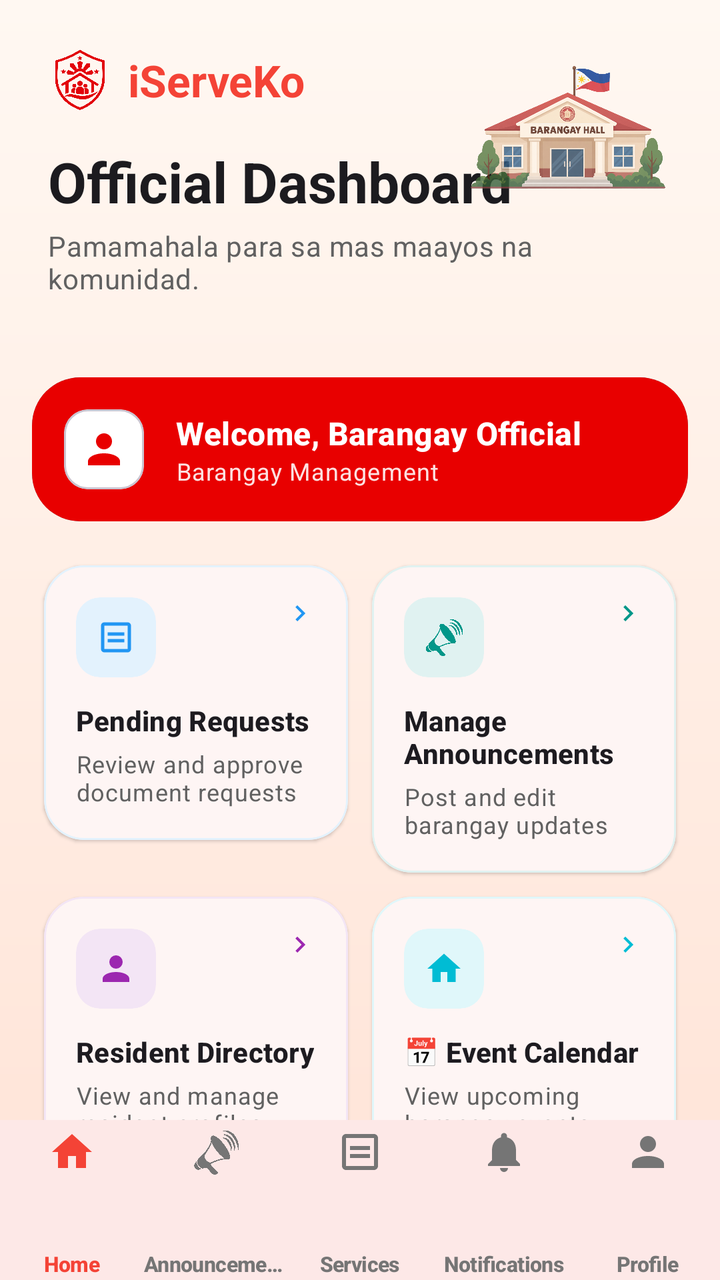
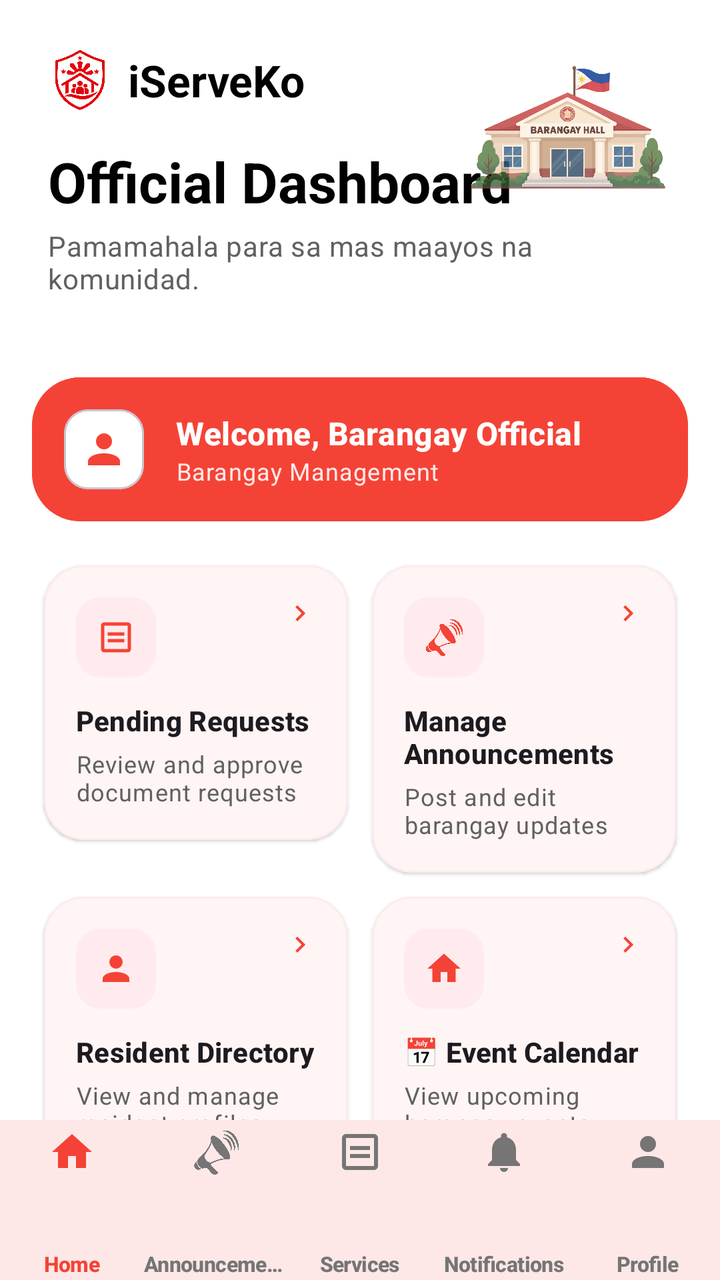

Two renders of the same Android screen: before a commit and after it. Below are the layout's source before the change and the commit's diff.
<!-- AndroidManifest.xml: application theme Theme.IServeKo -->
<!-- res/layout/activity_official_dashboard.xml -->
<?xml version="1.0" encoding="utf-8"?>
<androidx.coordinatorlayout.widget.CoordinatorLayout xmlns:android="http://schemas.android.com/apk/res/android"
    xmlns:app="http://schemas.android.com/apk/res-auto"
    xmlns:tools="http://schemas.android.com/tools"
    android:id="@+id/main"
    android:layout_width="match_parent"
    android:layout_height="match_parent"
    android:background="@drawable/designbrg_v2"
    tools:context=".OfficialDashboardActivity">

    <com.google.android.material.appbar.AppBarLayout
        android:layout_width="match_parent"
        android:layout_height="wrap_content"
        android:background="@android:color/transparent"
        app:elevation="0dp"
        app:liftOnScroll="false">

        <RelativeLayout
            android:layout_width="match_parent"
            android:layout_height="wrap_content"
            android:padding="24dp">

            <LinearLayout
                android:layout_width="wrap_content"
                android:layout_height="wrap_content"
                android:layout_alignParentStart="true"
                android:orientation="vertical">

                <LinearLayout
                    android:layout_width="wrap_content"
                    android:layout_height="wrap_content"
                    android:gravity="center_vertical"
                    android:orientation="horizontal">

                    <ImageView
                        android:layout_width="32dp"
                        android:layout_height="32dp"
                        android:src="@drawable/iserveko_logo"
                        tools:ignore="ContentDescription" />

                    <TextView
                        android:layout_width="wrap_content"
                        android:layout_height="wrap_content"
                        android:layout_marginStart="8dp"
                        android:text="@string/iserveko"
                        android:textAppearance="@style/TextAppearance.Material3.TitleLarge"
                        android:textColor="@color/dash_red"
                        android:textStyle="bold" />
                </LinearLayout>

                <TextView
                    android:layout_width="wrap_content"
                    android:layout_height="wrap_content"
                    android:layout_marginTop="16dp"
                    android:text="@string/official_dashboard"
                    android:textAppearance="@style/TextAppearance.Material3.HeadlineMedium"
                    android:textColor="@color/onSurface"
                    android:textStyle="bold" />

                <TextView
                    android:layout_width="wrap_content"
                    android:layout_height="wrap_content"
                    android:layout_marginTop="4dp"
                    android:text="@string/official_subtitle"
                    android:textAppearance="@style/TextAppearance.Material3.BodyMedium"
                    android:textColor="@color/onSurfaceVariant" />
            </LinearLayout>

            <ImageView
                android:layout_width="100dp"
                android:layout_height="80dp"
                android:layout_alignParentEnd="true"
                android:layout_marginEnd="2dp"
                android:alpha="0.8"
                android:src="@drawable/barang"
                tools:ignore="ContentDescription" />

        </RelativeLayout>

    </com.google.android.material.appbar.AppBarLayout>

    <androidx.core.widget.NestedScrollView
        android:layout_width="match_parent"
        android:layout_height="match_parent"
        app:layout_behavior="@string/appbar_scrolling_view_behavior">

        <LinearLayout
            android:layout_width="match_parent"
            android:layout_height="wrap_content"
            android:orientation="vertical"
            android:padding="16dp">

            
            <com.google.android.material.card.MaterialCardView


                android:id="@+id/cardWelcome"
                style="?attr/materialCardViewFilledStyle"
                android:layout_width="match_parent"
                android:layout_height="wrap_content"
                android:layout_marginBottom="16dp"
                app:cardBackgroundColor="#00CFEF"
                app:cardCornerRadius="24dp"
                app:strokeWidth="0dp">

                <RelativeLayout
                    android:layout_width="match_parent"
                    android:layout_height="wrap_content"
                    android:background="#E80000"
                    android:padding="16dp">

                    <com.google.android.material.card.MaterialCardView
                        android:id="@+id/iconWelcome"
                        android:layout_width="40dp"
                        android:layout_height="40dp"
                        android:layout_centerVertical="true"
                        app:cardBackgroundColor="@color/white">

                        <ImageView
                            android:layout_width="24dp"
                            android:layout_height="24dp"
                            android:layout_gravity="center"
                            android:src="@drawable/ic_profile"
                            app:tint="#E80000"
                            tools:ignore="ContentDescription" />
                    </com.google.android.material.card.MaterialCardView>

                    <LinearLayout
                        android:layout_width="wrap_content"
                        android:layout_height="wrap_content"
                        android:layout_centerVertical="true"
                        android:layout_marginStart="16dp"
                        android:layout_toEndOf="@id/iconWelcome"
                        android:orientation="vertical">

                        <TextView
                            android:layout_width="wrap_content"
                            android:layout_height="wrap_content"
                            android:text="@string/official_welcome"
                            android:textAppearance="@style/TextAppearance.Material3.TitleMedium"
                            android:textColor="@color/white"
                            android:textStyle="bold" />
                        <TextView
                            android:layout_width="wrap_content"
                            android:layout_height="wrap_content"
                            android:text="@string/barangay_management"
                            android:textAppearance="@style/TextAppearance.Material3.BodySmall"
                            android:textColor="#E0FFFFFF" />
                    </LinearLayout>

                </RelativeLayout>
            </com.google.android.material.card.MaterialCardView>

            <GridLayout
                android:layout_width="match_parent"
                android:layout_height="wrap_content"
                android:columnCount="2"
                android:rowCount="2">

                
                <com.google.android.material.card.MaterialCardView
                    android:id="@+id/cardPendingRequests"
                    style="?attr/materialCardViewElevatedStyle"
                    android:layout_width="0dp"
                    android:layout_height="wrap_content"
                    android:layout_columnWeight="1"
                    android:layout_margin="6dp"
                    app:cardBackgroundColor="@color/white"
                    app:cardCornerRadius="20dp"
                    app:strokeColor="@color/dash_blue_light"
                    app:strokeWidth="1dp">

                    <RelativeLayout
                        android:layout_width="match_parent"
                        android:layout_height="wrap_content"
                        android:padding="16dp">

                        <com.google.android.material.card.MaterialCardView
                            android:id="@+id/iconPending"
                            android:layout_width="40dp"
                            android:layout_height="40dp"
                            app:cardBackgroundColor="@color/dash_blue_light"
                            app:cardCornerRadius="12dp"
                            app:strokeWidth="0dp">

                            <ImageView
                                android:layout_width="20dp"
                                android:layout_height="20dp"
                                android:layout_gravity="center"
                                android:src="@drawable/ic_services"
                                app:tint="@color/dash_blue"
                                tools:ignore="ContentDescription" />
                        </com.google.android.material.card.MaterialCardView>

                        <ImageView
                            android:layout_width="16dp"
                            android:layout_height="16dp"
                            android:layout_alignParentEnd="true"
                            android:src="@drawable/ic_arrow_next"
                            app:tint="@color/dash_blue"
                            tools:ignore="ContentDescription" />

                        <TextView
                            android:id="@+id/titlePending"
                            android:layout_width="wrap_content"
                            android:layout_height="wrap_content"
                            android:layout_below="@id/iconPending"
                            android:layout_marginTop="12dp"
                            android:text="@string/pending_requests"
                            android:textAppearance="@style/TextAppearance.Material3.TitleSmall"
                            android:textStyle="bold" />

                        <TextView
                            android:layout_width="wrap_content"
                            android:layout_height="wrap_content"
                            android:layout_below="@id/titlePending"
                            android:layout_marginTop="4dp"
                            android:text="@string/pending_requests_desc"
                            android:textAppearance="@style/TextAppearance.Material3.BodySmall"
                            android:textColor="@color/onSurfaceVariant" />
                    </RelativeLayout>
                </com.google.android.material.card.MaterialCardView>

                
                <com.google.android.material.card.MaterialCardView
                    android:id="@+id/cardManageAnnouncements"
                    style="?attr/materialCardViewElevatedStyle"
                    android:layout_width="0dp"
                    android:layout_height="wrap_content"
                    android:layout_columnWeight="1"
                    android:layout_margin="6dp"
                    app:cardBackgroundColor="@color/white"
                    app:cardCornerRadius="20dp"
                    app:strokeColor="@color/dash_teal_light"
                    app:strokeWidth="1dp">

                    <RelativeLayout
                        android:layout_width="match_parent"
                        android:layout_height="wrap_content"
                        android:padding="16dp">

                        <com.google.android.material.card.MaterialCardView
                            android:id="@+id/iconManageAnn"
                            android:layout_width="40dp"
                            android:layout_height="40dp"
                            app:cardBackgroundColor="@color/dash_teal_light"
                            app:cardCornerRadius="12dp"
                            app:strokeWidth="0dp">

                            <ImageView
                                android:layout_width="20dp"
                                android:layout_height="20dp"
                                android:layout_gravity="center"
                                android:src="@drawable/announcementlogo"
                                app:tint="@color/dash_teal"
                                tools:ignore="ContentDescription" />
                        </com.google.android.material.card.MaterialCardView>

                        <ImageView
                            android:layout_width="16dp"
                            android:layout_height="16dp"
                            android:layout_alignParentEnd="true"
                            android:src="@drawable/ic_arrow_next"
                            app:tint="@color/dash_teal"
                            tools:ignore="ContentDescription" />

                        <TextView
                            android:id="@+id/titleManageAnn"
                            android:layout_width="wrap_content"
                            android:layout_height="wrap_content"
                            android:layout_below="@id/iconManageAnn"
                            android:layout_marginTop="12dp"
                            android:text="@string/manage_announcements"
                            android:textAppearance="@style/TextAppearance.Material3.TitleSmall"
                            android:textStyle="bold" />

                        <TextView
                            android:layout_width="wrap_content"
                            android:layout_height="wrap_content"
                            android:layout_below="@id/titleManageAnn"
                            android:layout_marginTop="4dp"
                            android:text="@string/manage_announcements_desc"
                            android:textAppearance="@style/TextAppearance.Material3.BodySmall"
                            android:textColor="@color/onSurfaceVariant" />
                    </RelativeLayout>
                </com.google.android.material.card.MaterialCardView>

                
                <com.google.android.material.card.MaterialCardView
                    android:id="@+id/cardResidentDirectory"
                    style="?attr/materialCardViewElevatedStyle"
                    android:layout_width="0dp"
                    android:layout_height="wrap_content"
                    android:layout_columnWeight="1"
                    android:layout_margin="6dp"
                    app:cardBackgroundColor="@color/white"
                    app:cardCornerRadius="20dp"
                    app:strokeColor="@color/dash_purple_light"
                    app:strokeWidth="1dp">

                    <RelativeLayout
                        android:layout_width="match_parent"
                        android:layout_height="wrap_content"
                        android:padding="16dp">

                        <com.google.android.material.card.MaterialCardView
                            android:id="@+id/iconDirectory"
                            android:layout_width="40dp"
                            android:layout_height="40dp"
                            app:cardBackgroundColor="@color/dash_purple_light"
                            app:cardCornerRadius="12dp"
                            app:strokeWidth="0dp">

                            <ImageView
                                android:layout_width="20dp"
                                android:layout_height="20dp"
                                android:layout_gravity="center"
                                android:src="@drawable/ic_profile"
                                app:tint="@color/dash_purple"
                                tools:ignore="ContentDescription" />
                        </com.google.android.material.card.MaterialCardView>

                        <ImageView
                            android:layout_width="16dp"
                            android:layout_height="16dp"
                            android:layout_alignParentEnd="true"
                            android:src="@drawable/ic_arrow_next"
                            app:tint="@color/dash_purple"
                            tools:ignore="ContentDescription" />

                        <TextView
                            android:id="@+id/titleDirectory"
                            android:layout_width="wrap_content"
                            android:layout_height="wrap_content"
                            android:layout_below="@id/iconDirectory"
                            android:layout_marginTop="12dp"
                            android:text="@string/resident_directory"
                            android:textAppearance="@style/TextAppearance.Material3.TitleSmall"
                            android:textStyle="bold" />

                        <TextView
                            android:layout_width="wrap_content"
                            android:layout_height="wrap_content"
                            android:layout_below="@id/titleDirectory"
                            android:layout_marginTop="4dp"
                            android:text="@string/resident_directory_desc"
                            android:textAppearance="@style/TextAppearance.Material3.BodySmall"
                            android:textColor="@color/onSurfaceVariant" />
                    </RelativeLayout>
                </com.google.android.material.card.MaterialCardView>

                
                <com.google.android.material.card.MaterialCardView
                    android:id="@+id/cardEvents"
                    style="?attr/materialCardViewElevatedStyle"
                    android:layout_width="0dp"
                    android:layout_height="wrap_content"
                    android:layout_columnWeight="1"
                    android:layout_margin="6dp"
                    app:cardBackgroundColor="@color/white"
                    app:cardCornerRadius="20dp"
                    app:strokeColor="@color/dash_cyan_light"
                    app:strokeWidth="1dp">

                    <RelativeLayout
                        android:layout_width="match_parent"
                        android:layout_height="wrap_content"
                        android:padding="16dp">

                        <com.google.android.material.card.MaterialCardView
                            android:id="@+id/iconEventOff"
                            android:layout_width="40dp"
                            android:layout_height="40dp"
                            app:cardBackgroundColor="@color/dash_cyan_light"
                            app:cardCornerRadius="12dp"
                            app:strokeWidth="0dp">

                            <ImageView
                                android:layout_width="20dp"
                                android:layout_height="20dp"
                                android:layout_gravity="center"
                                android:src="@drawable/ic_home"
                                app:tint="@color/dash_cyan"
                                tools:ignore="ContentDescription" />
                        </com.google.android.material.card.MaterialCardView>

                        <ImageView
                            android:layout_width="16dp"
                            android:layout_height="16dp"
                            android:layout_alignParentEnd="true"
                            android:src="@drawable/ic_arrow_next"
                            app:tint="@color/dash_cyan"
                            tools:ignore="ContentDescription" />

                        <TextView
                            android:id="@+id/titleEventOff"
                            android:layout_width="wrap_content"
                            android:layout_height="wrap_content"
                            android:layout_below="@id/iconEventOff"
                            android:layout_marginTop="12dp"
                            android:text="@string/event_calendar"
                            android:textAppearance="@style/TextAppearance.Material3.TitleSmall"
                            android:textStyle="bold" />

                        <TextView
                            android:layout_width="wrap_content"
                            android:layout_height="wrap_content"
                            android:layout_below="@id/titleEventOff"
                            android:layout_marginTop="4dp"
                            android:text="@string/event_desc"
                            android:textAppearance="@style/TextAppearance.Material3.BodySmall"
                            android:textColor="@color/onSurfaceVariant" />
                    </RelativeLayout>
                </com.google.android.material.card.MaterialCardView>

            </GridLayout>

        </LinearLayout>
    </androidx.core.widget.NestedScrollView>

    <com.google.android.material.bottomnavigation.BottomNavigationView
        android:id="@+id/bottomNavigation"
        android:layout_width="match_parent"
        android:layout_height="wrap_content"
        android:layout_gravity="bottom"
        android:background="@color/white"
        app:elevation="8dp"
        app:itemIconTint="@color/nav_item_color"
        app:itemPaddingBottom="4dp"
        app:itemPaddingTop="4dp"
        app:itemRippleColor="#33F44336"
        app:itemTextAppearanceActive="@style/BottomNavText"
        app:itemTextAppearanceInactive="@style/BottomNavText"
        app:itemTextColor="@color/nav_item_color"
        app:labelVisibilityMode="labeled"
        app:menu="@menu/bottom_nav_menu" />

</androidx.coordinatorlayout.widget.CoordinatorLayout>
<!-- resources referenced by this layout -->
<resources>
  <color name="dash_blue">#2196F3</color>
  <color name="dash_blue_light">#E3F2FD</color>
  <color name="dash_cyan">#00BCD4</color>
  <color name="dash_cyan_light">#E0F7FA</color>
  <color name="dash_purple">#9C27B0</color>
  <color name="dash_purple_light">#F3E5F5</color>
  <color name="dash_red">#F44336</color>
  <color name="dash_teal">#009688</color>
  <color name="dash_teal_light">#E0F2F1</color>
  <color name="onSurface">#1C1B1F</color>
  <color name="onSurfaceVariant">#616161</color>
  <color name="white">#FFFFFFFF</color>
  <!-- drawable designbrg_v2 (drawable) -->
  <?xml version="1.0" encoding="utf-8"?>
  <shape xmlns:android="http://schemas.android.com/apk/res/android">
      <gradient android:type = "linear" android:angle="100"
          android:startColor="#FFF8F2" android:endColor="#FFE3D6"/>
  </shape>
  <!-- drawable ic_arrow_next (drawable) -->
  <vector xmlns:android="http://schemas.android.com/apk/res/android"
      android:width="24dp"
      android:height="24dp"
      android:viewportWidth="24"
      android:viewportHeight="24">
      <path
          android:fillColor="#FF000000"
          android:pathData="M8.59,16.59L13.17,12L8.59,7.41L10,6L16,12L10,18L8.59,16.59Z"/>
  </vector>
  <!-- drawable ic_home (drawable) -->
  <vector xmlns:android="http://schemas.android.com/apk/res/android"
      android:width="24dp"
      android:height="24dp"
      android:viewportWidth="24"
      android:viewportHeight="24"
      android:tint="?attr/colorControlNormal">
      <path
          android:fillColor="@android:color/white"
          android:pathData="M10,20V14H14V20H19V12H22L12,3L2,12H5V20H10Z"/>
  </vector>
  <!-- drawable ic_profile (drawable) -->
  <vector xmlns:android="http://schemas.android.com/apk/res/android"
      android:width="24dp"
      android:height="24dp"
      android:viewportWidth="24"
      android:viewportHeight="24"
      android:tint="?attr/colorControlNormal">
      <path
          android:fillColor="@android:color/white"
          android:pathData="M12,4A4,4 0 0,1 16,8A4,4 0 0,1 12,12A4,4 0 0,1 8,8A4,4 0 0,1 12,4M12,14C16.42,14 20,15.79 20,18V20H4V18C4,15.79 7.58,14 12,14Z"/>
  </vector>
  <string name="barangay_management">Barangay Management</string>
  <string name="event_calendar">📅 Event Calendar</string>
  <string name="event_desc">View upcoming barangay events</string>
  <string name="iserveko">iServeKo</string>
  <string name="manage_announcements">Manage Announcements</string>
  <string name="manage_announcements_desc">Post and edit barangay updates</string>
  <string name="official_dashboard">Official Dashboard</string>
  <string name="official_subtitle">Pamamahala para sa mas maayos na komunidad.</string>
  <string name="official_welcome">Welcome, Barangay Official</string>
  <string name="pending_requests">Pending Requests</string>
  <string name="pending_requests_desc">Review and approve document requests</string>
  <string name="resident_directory">Resident Directory</string>
  <string name="resident_directory_desc">View and manage resident profiles</string>
  <style name="BottomNavText" parent="TextAppearance.Material3.LabelSmall">
          <item name="android:textSize">10.5sp</item>
          <item name="android:textStyle">bold</item>
          <item name="android:includeFontPadding">false</item>
          <item name="android:letterSpacing">-0.02</item>
      </style>
  <style name="Theme.IServeKo" parent="Base.Theme.IServeKo" />
  <color name="primary">#F44336</color>
  <color name="onPrimary">#FFFFFF</color>
  <color name="primaryContainer">#FFEBEE</color>
  <color name="onPrimaryContainer">#C62828</color>
  <color name="secondary">#F44336</color>
  <color name="onSecondary">#FFFFFF</color>
  <color name="secondaryContainer">#FFEBEE</color>
  <color name="onSecondaryContainer">#C62828</color>
  <color name="surface">#FFFFFF</color>
  <color name="surfaceVariant">#F5F5F5</color>
  <!-- unchanged entries left out for length: 5 -->
</resources>

<!-- the commit's change to res/layout/activity_official_dashboard.xml (unified diff, before → after) -->
@@ -44,7 +44,7 @@
                         android:layout_marginStart="8dp"
                         android:text="@string/iserveko"
                         android:textAppearance="@style/TextAppearance.Material3.TitleLarge"
-                        android:textColor="@color/dash_red"
+                        android:textColor="#FF000000"
                         android:textStyle="bold" />
                 </LinearLayout>
 
@@ -99,14 +99,14 @@
                 android:layout_width="match_parent"
                 android:layout_height="wrap_content"
                 android:layout_marginBottom="16dp"
-                app:cardBackgroundColor="#00CFEF"
+                app:cardBackgroundColor="#F44336"
                 app:cardCornerRadius="24dp"
                 app:strokeWidth="0dp">
 
                 <RelativeLayout
                     android:layout_width="match_parent"
                     android:layout_height="wrap_content"
-                    android:background="#E80000"
+                    android:background="#F44336"
                     android:padding="16dp">
 
                     <com.google.android.material.card.MaterialCardView
@@ -121,7 +121,7 @@
                             android:layout_height="24dp"
                             android:layout_gravity="center"
                             android:src="@drawable/ic_profile"
-                            app:tint="#E80000"
+                            app:tint="#F44336"
                             tools:ignore="ContentDescription" />
                     </com.google.android.material.card.MaterialCardView>
 
<!-- resource entries referenced after the edit -->
@@ -1,22 +1,20 @@
 <!-- resources referenced by this layout -->
 <resources>
-  <color name="dash_blue">#2196F3</color>
-  <color name="dash_blue_light">#E3F2FD</color>
-  <color name="dash_cyan">#00BCD4</color>
-  <color name="dash_cyan_light">#E0F7FA</color>
-  <color name="dash_purple">#9C27B0</color>
-  <color name="dash_purple_light">#F3E5F5</color>
-  <color name="dash_red">#F44336</color>
-  <color name="dash_teal">#009688</color>
-  <color name="dash_teal_light">#E0F2F1</color>
-  <color name="onSurface">#1C1B1F</color>
+  <color name="dash_blue">#F44336</color>
+  <color name="dash_blue_light">#FFEBEE</color>
+  <color name="dash_cyan">#F44336</color>
+  <color name="dash_cyan_light">#FFEBEE</color>
+  <color name="dash_purple">#F44336</color>
+  <color name="dash_purple_light">#FFEBEE</color>
+  <color name="dash_teal">#F44336</color>
+  <color name="dash_teal_light">#FFEBEE</color>
+  <color name="onSurface">#FF000000</color>
   <color name="onSurfaceVariant">#616161</color>
   <color name="white">#FFFFFFFF</color>
   <!-- drawable designbrg_v2 (drawable) -->
   <?xml version="1.0" encoding="utf-8"?>
   <shape xmlns:android="http://schemas.android.com/apk/res/android">
-      <gradient android:type = "linear" android:angle="100"
-          android:startColor="#FFF8F2" android:endColor="#FFE3D6"/>
+       <solid android:color="#FFFFFFFF"/>
   </shape>
   <!-- drawable ic_arrow_next (drawable) -->
   <vector xmlns:android="http://schemas.android.com/apk/res/android"
@@ -71,14 +69,14 @@
       </style>
   <style name="Theme.IServeKo" parent="Base.Theme.IServeKo" />
   <color name="primary">#F44336</color>
-  <color name="onPrimary">#FFFFFF</color>
+  <color name="onPrimary">#FFFFFFFF</color>
   <color name="primaryContainer">#FFEBEE</color>
-  <color name="onPrimaryContainer">#C62828</color>
+  <color name="onPrimaryContainer">#F44336</color>
   <color name="secondary">#F44336</color>
-  <color name="onSecondary">#FFFFFF</color>
+  <color name="onSecondary">#FFFFFFFF</color>
   <color name="secondaryContainer">#FFEBEE</color>
-  <color name="onSecondaryContainer">#C62828</color>
-  <color name="surface">#FFFFFF</color>
+  <color name="onSecondaryContainer">#F44336</color>
+  <color name="surface">#FFFFFFFF</color>
   <color name="surfaceVariant">#F5F5F5</color>
   <!-- unchanged entries left out for length: 5 -->
 </resources>
